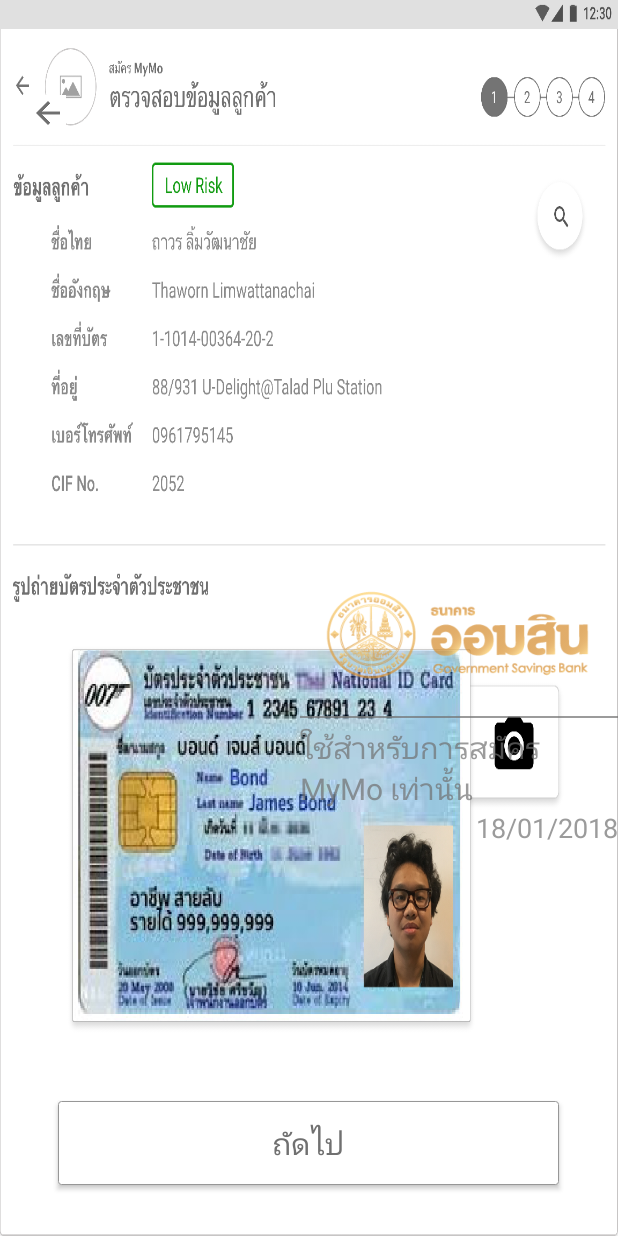
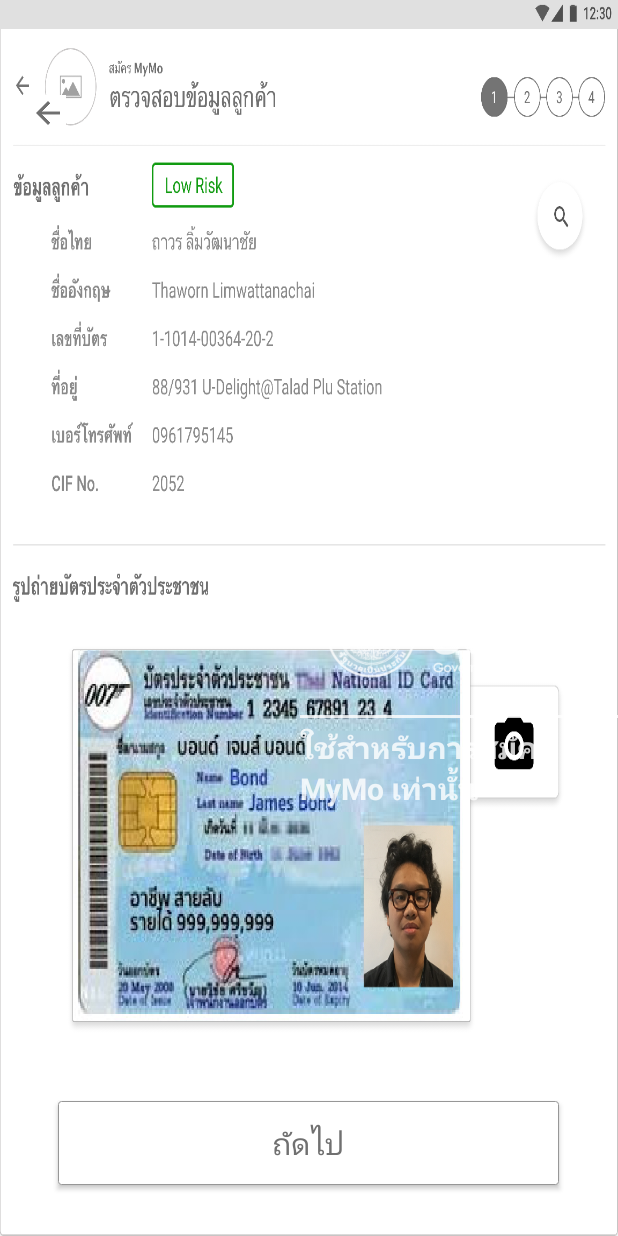
Before and after one commit to peeranont-ja/Prototype-mymo-registration, an Android app: the VerifyCustomerInfoShowPicActivity screen opened directly, with no data from a screen before it, on a phone screen of 412 x 824 dp. Run offline under Robolectric (Android 15) with nearby library versions, the phone set to English and light mode, and no system bars.

Commit message:
Refine 2ndEdition change watermark color

```diff
--- a/mymoregistration2ndedition/src/main/java/com/example/mymoregistration2ndedition/VerifyCustomerInfoShowPicActivity.java
+++ b/mymoregistration2ndedition/src/main/java/com/example/mymoregistration2ndedition/VerifyCustomerInfoShowPicActivity.java
@@ -10,7 +10,11 @@ import android.view.View;
 import android.view.WindowManager;
 import android.widget.Button;
 import android.widget.ImageButton;
+import android.widget.TextView;
 import android.widget.Toast;
+
+import java.text.SimpleDateFormat;
+import java.util.Date;
 
 public class VerifyCustomerInfoShowPicActivity extends AppCompatActivity {
 
@@ -19,6 +23,11 @@ public class VerifyCustomerInfoShowPicActivity extends AppCompatActivity {
     Button nextBtn;
     private static final int MY_CAMERA_REQUEST_CODE = 100;
     private static final int CAMERA_REQUEST = 1888;
+
+    TextView registerTimestamp;
+
+    SimpleDateFormat sdf = new SimpleDateFormat("dd/MM/yyyy");
+    String currentDate = sdf.format(new Date());
 
     @Override
     protected void onCreate(Bundle savedInstanceState) {
@@ -47,14 +56,20 @@ public class VerifyCustomerInfoShowPicActivity extends AppCompatActivity {
             }
         });
 
+        registerTimestamp = findViewById(R.id.register_timestamp);
+        registerTimestamp.setText(currentDate);
+
+
         cameraBtn = findViewById(R.id.btn_camera);
         cameraBtn.setOnClickListener(new View.OnClickListener() {
             @Override
             public void onClick(View v) {
 //                Intent intent = new Intent("android.media.action.IMAGE_CAPTURE");
 //                startActivityForResult(intent, 0);
-                Intent cameraIntent = new Intent(android.provider.MediaStore.ACTION_IMAGE_CAPTURE);
-                startActivityForResult(cameraIntent, CAMERA_REQUEST);
+//                Intent cameraIntent = new Intent(android.provider.MediaStore.ACTION_IMAGE_CAPTURE);
+//                startActivityForResult(cameraIntent, CAMERA_REQUEST);
+                Intent i = new Intent(VerifyCustomerInfoShowPicActivity.this, TakePhotoIdCardActivity.class);
+                startActivity(i);
             }
         });
 
--- a/mymoregistration2ndedition/src/main/res/layout/activity_verify_customer_info_show_pic.xml
+++ b/mymoregistration2ndedition/src/main/res/layout/activity_verify_customer_info_show_pic.xml
@@ -28,36 +28,39 @@
             android:layout_width="match_parent"
             android:layout_height="100dp"
             android:layout_gravity="center"
-            android:alpha="0.7"
+            android:alpha="0.8"
             android:background="@null"
             android:scaleType="centerInside"
-            android:src="@drawable/logo_gsb" />
+            android:src="@drawable/logo_gsb"
+            android:tint="#FFFFFF"/>
 
         <View
             android:layout_width="match_parent"
-            android:layout_height="1dp"
-            android:alpha="0.7"
-            android:background="#707070" />
+            android:layout_height="2dp"
+            android:alpha="0.8"
+            android:background="@android:color/white" />
 
         <TextView
             android:layout_width="wrap_content"
             android:layout_height="wrap_content"
-            android:layout_gravity="center"
+            android:layout_gravity="right"
             android:layout_marginTop="5dp"
-            android:alpha="0.7"
+            android:alpha="0.8"
             android:text="ใช้สำหรับการสมัคร MyMo เท่านั้น"
-            android:textColor="#707070"
-            android:textSize="20sp" />
+            android:textColor="@android:color/white"
+            android:textSize="20sp"
+            android:textStyle="bold" />
 
         <TextView
             android:id="@+id/register_timestamp"
             android:layout_width="wrap_content"
             android:layout_height="wrap_content"
             android:layout_gravity="right"
-            android:alpha="0.7"
-            android:text="18/01/2018"
-            android:textColor="#707070"
-            android:textSize="18sp" />
+            android:alpha="0.8"
+            android:text="31/12/1995"
+            android:textColor="@android:color/white"
+            android:textSize="18sp"
+            android:textStyle="bold" />
     </LinearLayout>
 
     <View
```
Also changed, not shown: mymoregistration2ndedition/src/main/java/com/example/mymoregistration2ndedition/SummaryActivity.java (+14 -1 lines), mymoregistration2ndedition/src/main/res/layout/activity_take_photo_id_card.xml (+17 -14 lines), mymoregistration2ndedition/src/main/res/layout/activity_take_photo_person.xml (+17 -14 lines).
